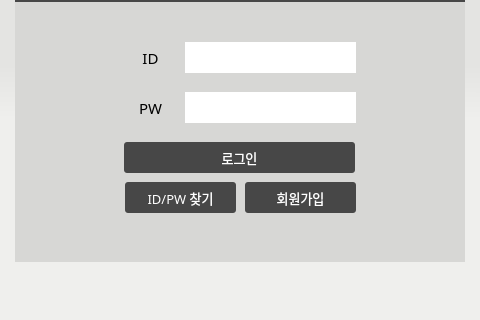
The window that UI/loginGUI.ui (dign1120/graduationProject) describes before a commit, drawn with Qt 5; both pictures show x 155 to 635 and y 128 to 448 of the 780 by 448 pixel window.
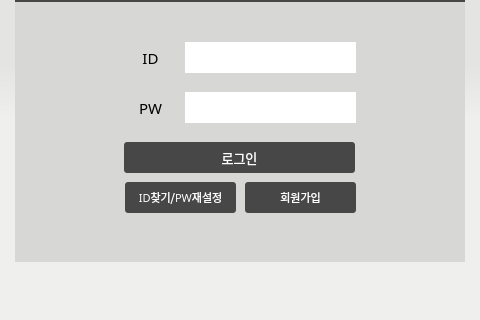
The same window after the commit.

```diff
--- a/UI/loginGUI.ui
+++ b/UI/loginGUI.ui
@@ -553,7 +553,7 @@
     <property name="font">
      <font>
       <family>HY견고딕</family>
-      <pointsize>10</pointsize>
+      <pointsize>8</pointsize>
       <weight>50</weight>
       <bold>false</bold>
      </font>
@@ -571,7 +571,7 @@
  }</string>
     </property>
     <property name="text">
-     <string>ID/PW 찾기</string>
+     <string>ID찾기/PW재설정</string>
     </property>
    </widget>
    <widget class="QPushButton" name="joinBtn">
@@ -758,7 +758,7 @@
     <property name="font">
      <font>
       <family>HY견고딕</family>
-      <pointsize>10</pointsize>
+      <pointsize>8</pointsize>
       <weight>50</weight>
       <bold>false</bold>
      </font>
```
